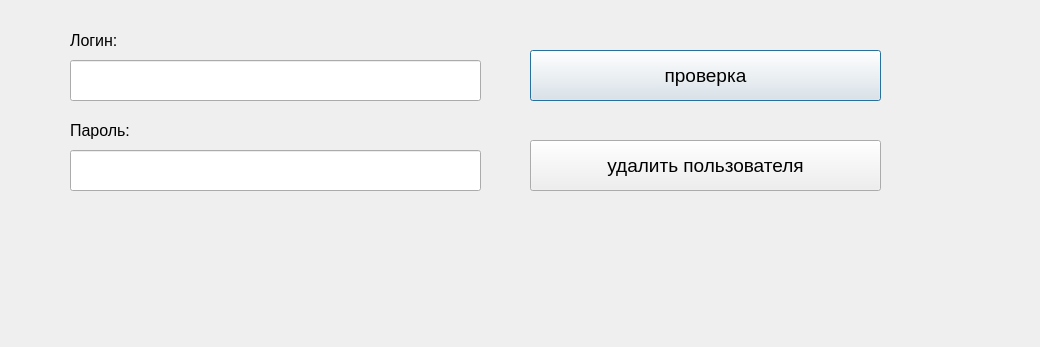
The window that UIs/UserCheck.ui (Cheshuyka/BookFoU) describes before a commit, drawn with Qt 5.
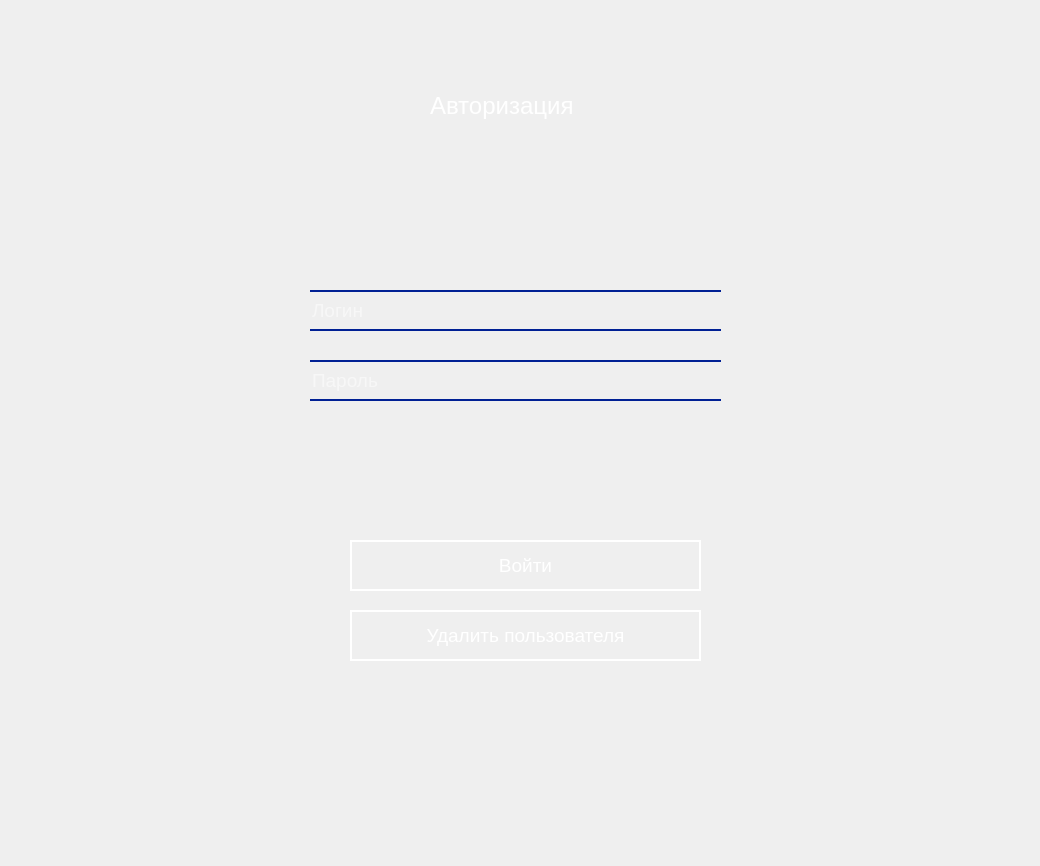
The same window after the commit. Icons and pictures are not drawn.

```diff
--- a/UIs/UserCheck.ui
+++ b/UIs/UserCheck.ui
@@ -7,53 +7,17 @@
     <x>0</x>
     <y>0</y>
     <width>1040</width>
-    <height>347</height>
+    <height>866</height>
    </rect>
   </property>
   <property name="windowTitle">
    <string>Dialog</string>
   </property>
-  <widget class="QLabel" name="label">
-   <property name="geometry">
-    <rect>
-     <x>70</x>
-     <y>20</y>
-     <width>71</width>
-     <height>41</height>
-    </rect>
-   </property>
-   <property name="font">
-    <font>
-     <pointsize>12</pointsize>
-    </font>
-   </property>
-   <property name="text">
-    <string>Логин:</string>
-   </property>
-  </widget>
-  <widget class="QLabel" name="label_2">
-   <property name="geometry">
-    <rect>
-     <x>70</x>
-     <y>110</y>
-     <width>101</width>
-     <height>41</height>
-    </rect>
-   </property>
-   <property name="font">
-    <font>
-     <pointsize>12</pointsize>
-    </font>
-   </property>
-   <property name="text">
-    <string>Пароль:</string>
-   </property>
-  </widget>
   <widget class="QLineEdit" name="loginEdit">
    <property name="geometry">
     <rect>
-     <x>70</x>
-     <y>60</y>
+     <x>310</x>
+     <y>290</y>
      <width>411</width>
      <height>41</height>
     </rect>
@@ -63,15 +27,27 @@
      <pointsize>14</pointsize>
     </font>
    </property>
+   <property name="styleSheet">
+    <string notr="true">QLineEdit#loginEdit {
+border: none;
+border-bottom: 2px solid rgb(0, 32, 148);
+border-top: 2px solid rgb(0, 32, 148);
+background-color: rgba(9, 9, 9, 0);
+color: rgba(255, 255, 255, 255);
+}</string>
+   </property>
    <property name="text">
     <string/>
    </property>
+   <property name="placeholderText">
+    <string>Логин</string>
+   </property>
   </widget>
   <widget class="QLineEdit" name="passEdit">
    <property name="geometry">
     <rect>
-     <x>70</x>
-     <y>150</y>
+     <x>310</x>
+     <y>360</y>
      <width>411</width>
      <height>41</height>
     </rect>
@@ -81,34 +57,70 @@
      <pointsize>14</pointsize>
     </font>
    </property>
+   <property name="styleSheet">
+    <string notr="true">QLineEdit#passEdit {
+border: none;
+border-bottom: 2px solid rgb(0, 32, 148);
+border-top: 2px solid rgb(0, 32, 148);
+background-color: rgba(9, 9, 9, 0);
+color: rgba(255, 255, 255, 255);
+}</string>
+   </property>
+   <property name="text">
+    <string/>
+   </property>
    <property name="echoMode">
     <enum>QLineEdit::Password</enum>
    </property>
+   <property name="placeholderText">
+    <string>Пароль</string>
+   </property>
   </widget>
   <widget class="QPushButton" name="check_btn">
    <property name="geometry">
     <rect>
-     <x>530</x>
-     <y>50</y>
+     <x>350</x>
+     <y>540</y>
      <width>351</width>
      <height>51</height>
     </rect>
    </property>
+   <property name="minimumSize">
+    <size>
+     <width>351</width>
+     <height>51</height>
+    </size>
+   </property>
    <property name="font">
     <font>
      <pointsize>14</pointsize>
     </font>
    </property>
+   <property name="cursor">
+    <cursorShape>PointingHandCursor</cursorShape>
+   </property>
+   <property name="styleSheet">
+    <string notr="true">QPushButton#check_btn {
+color: rgb(255, 255, 255);
+border: 2px Solid rgb(255, 255, 255);
+background-color: none
+}
+QPushButton#check_btn:hover {
+color: rgb(255, 255, 255);
+border: 5px Solid rgb(255, 255, 255);
+background-color: none;
+}</string>
+   </property>
    <property name="text">
-    <string>проверка</string>
+    <string>Войти</string>
    </property>
   </widget>
   <widget class="QLabel" name="Error_lbl">
    <property name="geometry">
     <rect>
-     <x>530</x>
-     <y>260</y>
-     <width>491</width>
+     <x>400</x>
+     <y>750</y>
+     <width>231</width>
      <height>71</height>
     </rect>
    </property>
@@ -124,8 +136,8 @@
   <widget class="QPushButton" name="delete_btn">
    <property name="geometry">
     <rect>
-     <x>530</x>
-     <y>140</y>
+     <x>350</x>
+     <y>610</y>
      <width>351</width>
      <height>51</height>
     </rect>
@@ -135,10 +147,69 @@
      <pointsize>14</pointsize>
     </font>
    </property>
+   <property name="cursor">
+    <cursorShape>PointingHandCursor</cursorShape>
+   </property>
+   <property name="styleSheet">
+    <string notr="true">QPushButton#delete_btn {
+color: rgb(255, 255, 255);
+border: 2px Solid rgb(255, 255, 255);
+background-color: none
+}
+QPushButton#delete_btn:hover {
+color: rgb(255, 255, 255);
+border: 5px Solid rgb(255, 255, 255);
+background-color: none;
+}</string>
+   </property>
    <property name="text">
-    <string>удалить пользователя</string>
+    <string>Удалить пользователя</string>
    </property>
   </widget>
+  <widget class="QLabel" name="label">
+   <property name="geometry">
+    <rect>
+     <x>290</x>
+     <y>30</y>
+     <width>471</width>
+     <height>701</height>
+    </rect>
+   </property>
+   <property name="styleSheet">
+    <string notr="true">background-image: url(:/image/sea.jpg);</string>
+   </property>
+   <property name="text">
+    <string/>
+   </property>
+  </widget>
+  <widget class="QLabel" name="Error_lbl_2">
+   <property name="geometry">
+    <rect>
+     <x>430</x>
+     <y>70</y>
+     <width>191</width>
+     <height>71</height>
+    </rect>
+   </property>
+   <property name="font">
+    <font>
+     <pointsize>18</pointsize>
+    </font>
+   </property>
+   <property name="styleSheet">
+    <string notr="true">color: white;</string>
+   </property>
+   <property name="text">
+    <string>Авторизация</string>
+   </property>
+  </widget>
+  <zorder>label</zorder>
+  <zorder>loginEdit</zorder>
+  <zorder>passEdit</zorder>
+  <zorder>check_btn</zorder>
+  <zorder>Error_lbl</zorder>
+  <zorder>delete_btn</zorder>
+  <zorder>Error_lbl_2</zorder>
  </widget>
  <resources/>
  <connections/>
```
Left out of the diff: 7 changed lines with no effect on the pictures.
